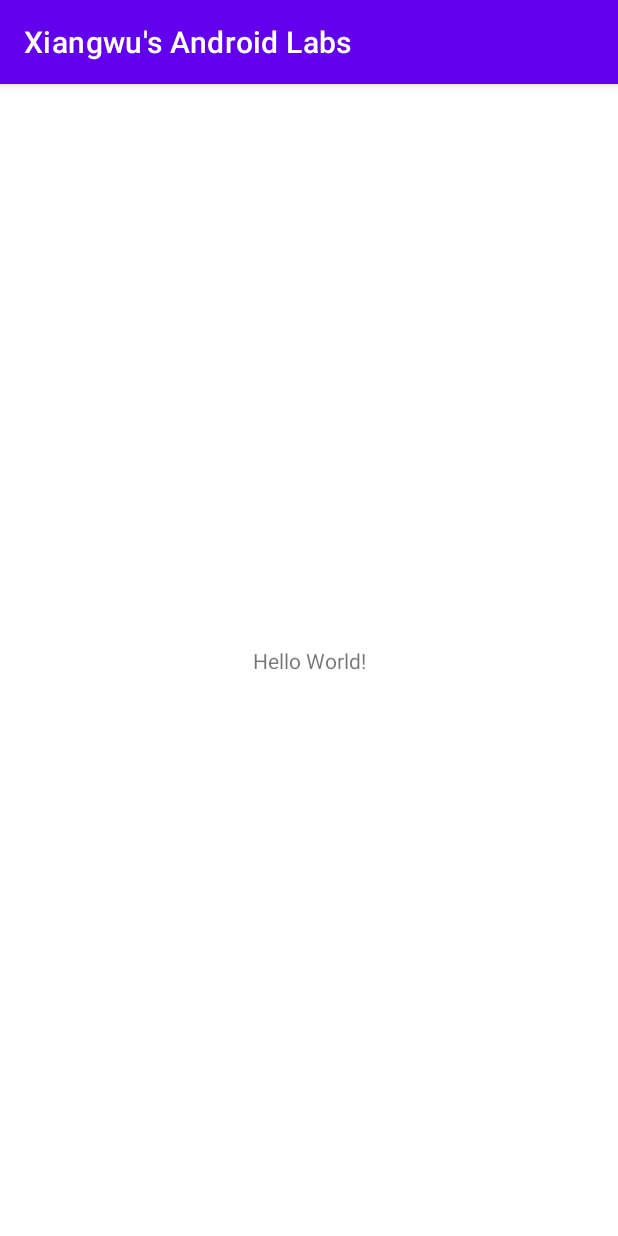
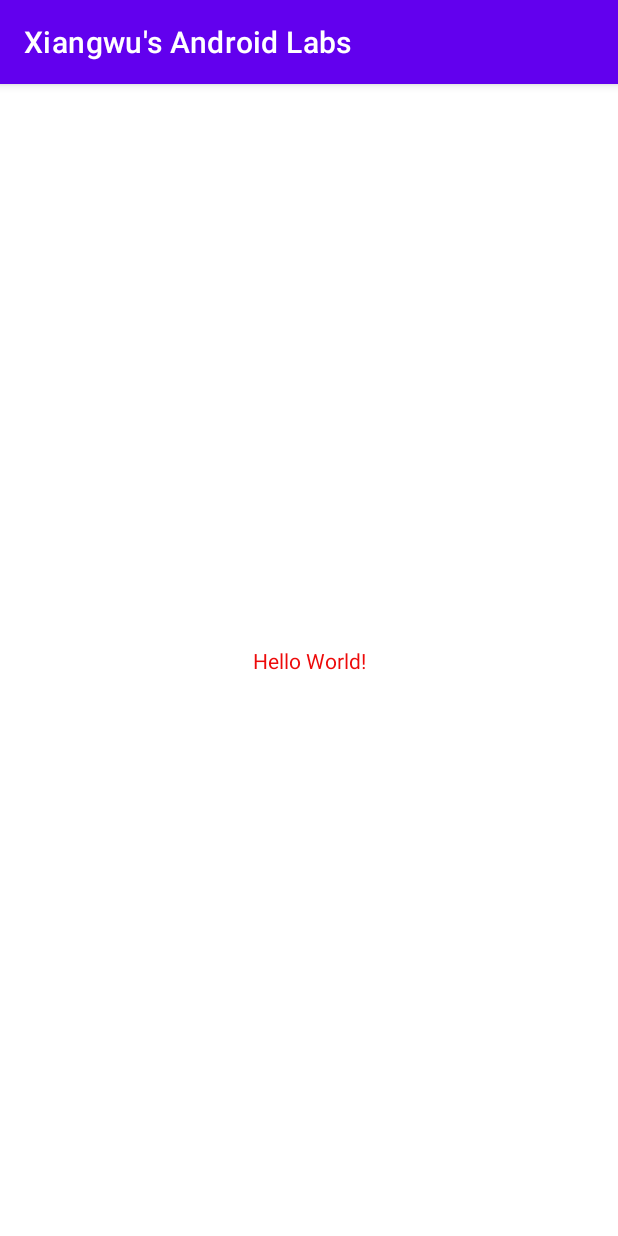
Before and after one commit to JPJSxiao/XiangwuAndroidLabs, an Android app: the screen it shows after launch (MainActivity), on a phone screen of 412 x 824 dp. Run offline under Robolectric (Android 15) with nearby library versions, the phone set to English and light mode, and no system bars.

Commit message:
second Commit: change the icon and app colours

```diff
--- a/app/src/main/AndroidManifest.xml
+++ b/app/src/main/AndroidManifest.xml
@@ -6,9 +6,9 @@
         android:allowBackup="true"
         android:dataExtractionRules="@xml/data_extraction_rules"
         android:fullBackupContent="@xml/backup_rules"
-        android:icon="@mipmap/ic_launcher"
+        android:icon="@drawable/app_icon"
         android:label="@string/app_name"
-        android:roundIcon="@mipmap/ic_launcher_round"
+
         android:supportsRtl="true"
         android:theme="@style/Theme.XiangwusAndroidLabs"
         tools:targetApi="31">
--- a/app/src/main/res/mipmap-anydpi-v26/ic_launcher.xml
+++ /dev/null
@@ -1,5 +0,0 @@
-<?xml version="1.0" encoding="utf-8"?>
-<adaptive-icon xmlns:android="http://schemas.android.com/apk/res/android">
-    <background android:drawable="@drawable/ic_launcher_background" />
-    <foreground android:drawable="@drawable/ic_launcher_foreground" />
-</adaptive-icon>
--- a/app/src/main/res/mipmap-anydpi-v26/ic_launcher_round.xml
+++ /dev/null
@@ -1,5 +0,0 @@
-<?xml version="1.0" encoding="utf-8"?>
-<adaptive-icon xmlns:android="http://schemas.android.com/apk/res/android">
-    <background android:drawable="@drawable/ic_launcher_background" />
-    <foreground android:drawable="@drawable/ic_launcher_foreground" />
-</adaptive-icon>
--- a/app/src/main/res/values/colors.xml
+++ b/app/src/main/res/values/colors.xml
@@ -1,10 +1,11 @@
 <?xml version="1.0" encoding="utf-8"?>
 <resources>
-    <color name="purple_200">#FFBB86FC</color>
+    <color name="purple_200">#FC86EC</color>
     <color name="purple_500">#FF6200EE</color>
     <color name="purple_700">#FF3700B3</color>
     <color name="teal_200">#FF03DAC5</color>
     <color name="teal_700">#FF018786</color>
     <color name="black">#FF000000</color>
     <color name="white">#FFFFFFFF</color>
+    <color name="my_text">#ED0A0A</color>
 </resources>
--- a/app/src/main/res/values/themes.xml
+++ b/app/src/main/res/values/themes.xml
@@ -3,14 +3,15 @@
     <style name="Theme.XiangwusAndroidLabs" parent="Theme.MaterialComponents.DayNight.DarkActionBar">
         <!-- Primary brand color. -->
         <item name="colorPrimary">@color/purple_500</item>
-        <item name="colorPrimaryVariant">@color/purple_700</item>
+        <item name="colorPrimaryVariant">#00B312</item>
         <item name="colorOnPrimary">@color/white</item>
         <!-- Secondary brand color. -->
         <item name="colorSecondary">@color/teal_200</item>
         <item name="colorSecondaryVariant">@color/teal_700</item>
-        <item name="colorOnSecondary">@color/black</item>
+        <item name="colorOnSecondary">#EB000000</item>
         <!-- Status bar color. -->
         <item name="android:statusBarColor">?attr/colorPrimaryVariant</item>
         <!-- Customize your theme here. -->
+        <item name="android:textColor">@color/my_text</item>
     </style>
 </resources>
```
Also changed, not shown: app/src/main/res/drawable-v24/ic_launcher_foreground.xml (deleted, +0 -30 lines), app/src/main/res/drawable/app_icon.png (added), app/src/main/res/mipmap-hdpi/ic_launcher.webp (deleted), app/src/main/res/mipmap-hdpi/ic_launcher_round.webp (deleted), app/src/main/res/mipmap-mdpi/ic_launcher.webp (deleted), app/src/main/res/mipmap-mdpi/ic_launcher_round.webp (deleted), app/src/main/res/mipmap-xhdpi/ic_launcher.webp (deleted), app/src/main/res/mipmap-xhdpi/ic_launcher_round.webp (deleted), app/src/main/res/mipmap-xxhdpi/ic_launcher.webp (deleted), app/src/main/res/mipmap-xxhdpi/ic_launcher_round.webp (deleted), app/src/main/res/mipmap-xxxhdpi/ic_launcher.webp (deleted), app/src/main/res/mipmap-xxxhdpi/ic_launcher_round.webp (deleted).
